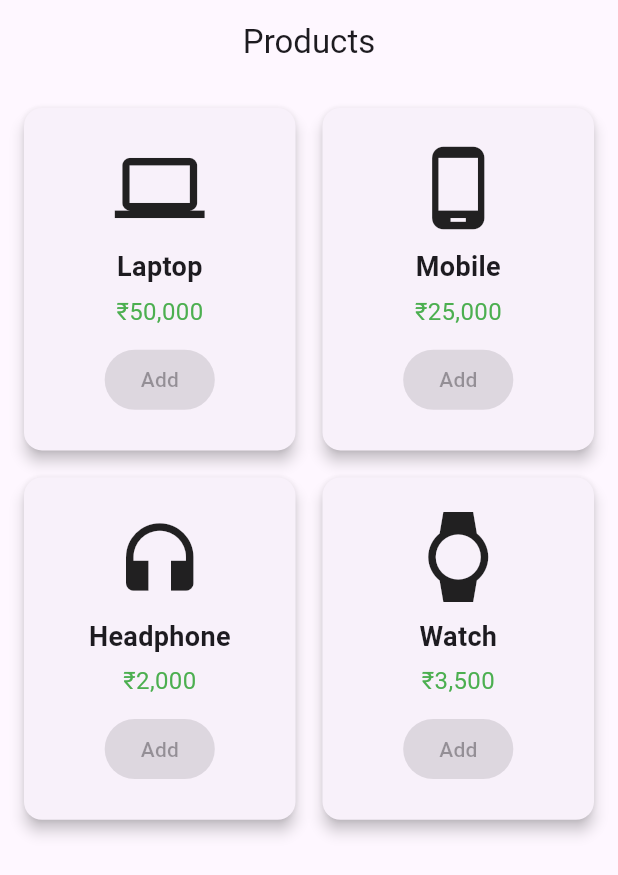
After one commit to milanfataniya/uncanny_day25, a Flutter app: the ProductScreen screen opened directly, on a phone screen of 412 x 824 dp. The commit adds this screen. Shown: the top 875 px of the screen. Run offline on Flutter 3.47's test engine with Material 3 defaults, Android fonts, the phone set to English and light mode, and no system bars; our stand-ins replace dio, flutter_riverpod, freezed_annotation; network calls fail.

Commit message:
feat(product): add product listing UI screen

```diff
--- /dev/null
+++ b/lib/feature/product_api.dart
@@ -0,0 +1,115 @@
+import 'package:flutter/material.dart';
+
+void main() {
+  runApp(const MyApp());
+}
+
+class MyApp extends StatelessWidget {
+  const MyApp({super.key});
+
+  @override
+  Widget build(BuildContext context) {
+    return const MaterialApp(
+      debugShowCheckedModeBanner: false,
+      home: ProductScreen(),
+    );
+  }
+}
+
+class ProductScreen extends StatelessWidget {
+  const ProductScreen({super.key});
+
+  @override
+  Widget build(BuildContext context) {
+    return Scaffold(
+      appBar: AppBar(
+        title: const Text("Products"),
+        centerTitle: true,
+      ),
+      body: Padding(
+        padding: const EdgeInsets.all(12),
+        child: GridView.count(
+          crossAxisCount: 2,
+          crossAxisSpacing: 10,
+          mainAxisSpacing: 10,
+          childAspectRatio: 0.8,
+          children: const [
+            ProductCard(
+              name: "Laptop",
+              price: "₹50,000",
+              icon: Icons.laptop,
+            ),
+            ProductCard(
+              name: "Mobile",
+              price: "₹25,000",
+              icon: Icons.phone_android,
+            ),
+            ProductCard(
+              name: "Headphone",
+              price: "₹2,000",
+              icon: Icons.headphones,
+            ),
+            ProductCard(
+              name: "Watch",
+              price: "₹3,500",
+              icon: Icons.watch,
+            ),
+          ],
+        ),
+      ),
+    );
+  }
+}
+
+class ProductCard extends StatelessWidget {
+  final String name;
+  final String price;
+  final IconData icon;
+
+  const ProductCard({
+    super.key,
+    required this.name,
+    required this.price,
+    required this.icon,
+  });
+
+  @override
+  Widget build(BuildContext context) {
+    return Card(
+      elevation: 4,
+      child: Padding(
+        padding: const EdgeInsets.all(12),
+        child: Column(
+          mainAxisAlignment: MainAxisAlignment.center,
+          children: [
+            Icon(
+              icon,
+              size: 60,
+            ),
+            SizedBox(height: 10),
+            Text(
+              name,
+              style: TextStyle(
+                fontSize: 18,
+                fontWeight: FontWeight.bold,
+              ),
+            ),
+            SizedBox(height: 5),
+            Text(
+              price,
+              style: TextStyle(
+                fontSize: 16,
+                color: Colors.green,
+              ),
+            ),
+            SizedBox(height: 10),
+            ElevatedButton(
+              onPressed: null,
+              child: Text("Add"),
+            ),
+          ],
+        ),
+      ),
+    );
+  }
+}
--- a/lib/presantation/home_screen.dart
+++ b/lib/presantation/home_screen.dart
@@ -18,6 +18,7 @@ class _HomeScreenState extends ConsumerState<HomeScreen> {
       ref.read(productProvider.notifier).fetchProducts();
     });
   }
+
 
   @override
   Widget build(BuildContext context) {
```
Also changed, not shown: lib/feature/login-screen.dart (added).
